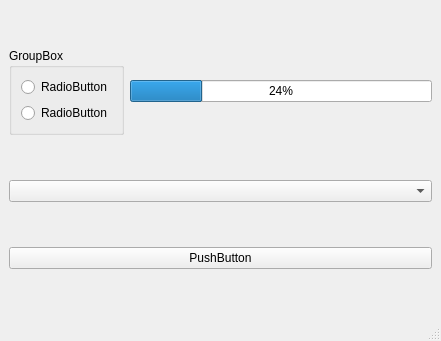
Before: the Qt Designer form Lesson_4/task_1/mainwindow.ui in FaaZMaaR/cppqt, drawn with Qt 5.
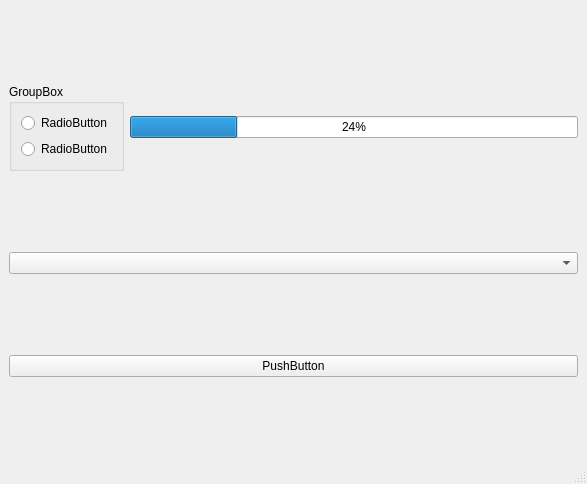
After: the same form once the commit is applied.

Diff of the .ui file:
```diff
--- a/Lesson_4/task_1/mainwindow.ui
+++ b/Lesson_4/task_1/mainwindow.ui
@@ -6,8 +6,8 @@
    <rect>
     <x>0</x>
     <y>0</y>
-    <width>441</width>
-    <height>341</height>
+    <width>587</width>
+    <height>484</height>
    </rect>
   </property>
   <property name="windowTitle">
```
Left out of the diff: 56 changed lines with no effect on the pictures.
